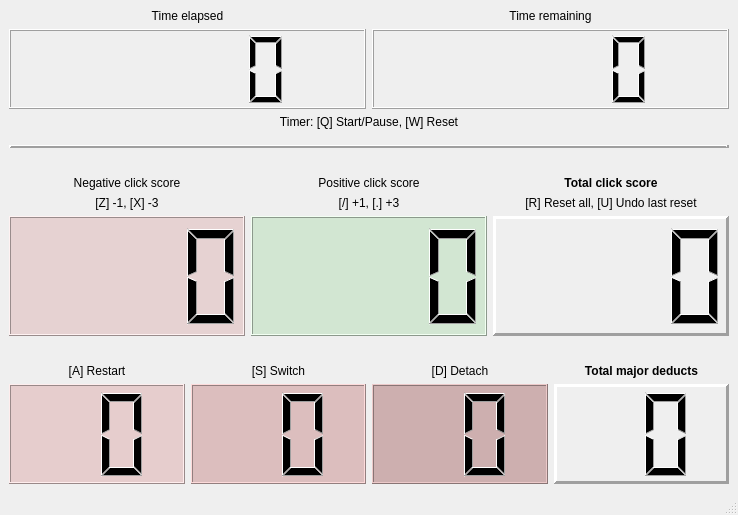
This is mainwindow.ui in elephark/44clicker as Qt 5 draws it before an edit. The edited form follows.
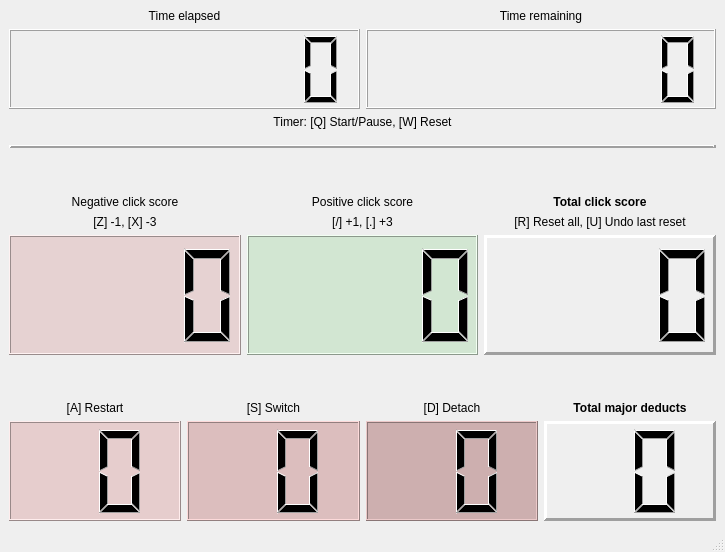
This is the edited form.

Commit message: Got the freestyle timer working.

What changed in the file:
```diff
--- a/mainwindow.ui
+++ b/mainwindow.ui
@@ -6,8 +6,8 @@
    <rect>
     <x>0</x>
     <y>0</y>
-    <width>738</width>
-    <height>515</height>
+    <width>725</width>
+    <height>552</height>
    </rect>
   </property>
   <property name="windowTitle">
@@ -71,7 +71,7 @@
              </size>
             </property>
             <property name="digitCount">
-             <number>5</number>
+             <number>8</number>
             </property>
            </widget>
           </item>
@@ -104,7 +104,7 @@
              </size>
             </property>
             <property name="digitCount">
-             <number>5</number>
+             <number>8</number>
             </property>
            </widget>
           </item>
```
Left out of the diff: 2 changed lines with no effect on the pictures. The commit also changes 1 other file.
